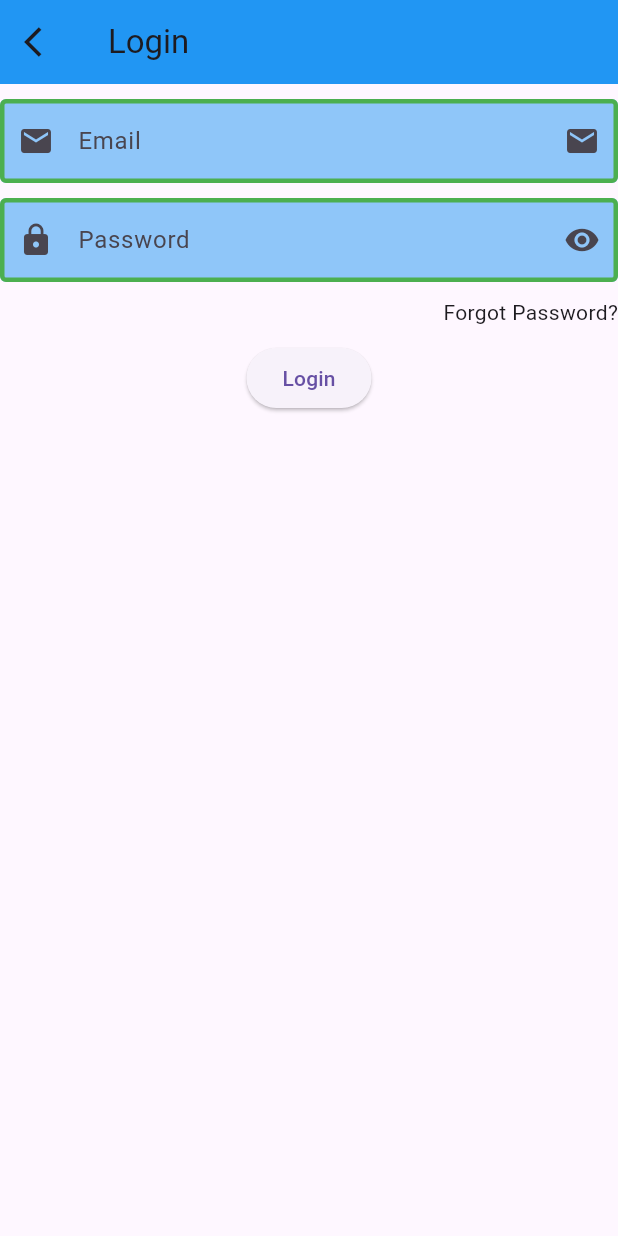
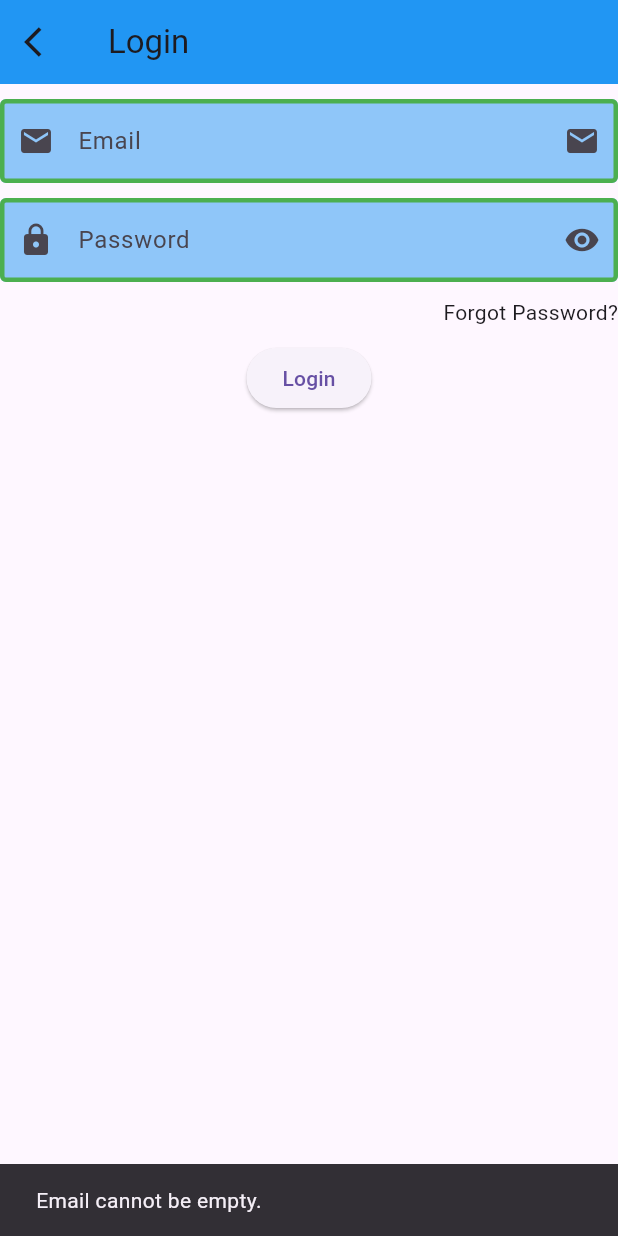
Before and after one commit to MuhammadAliKust/Ahmed-Project, a Flutter app: the screen it shows after launch, after a tap on "Login", on a phone screen of 412 x 824 dp. Run offline on Flutter 3.47's test engine with Material 3 defaults, Android fonts, the phone set to English and light mode, and no system bars; our stand-ins replace string_validator.

Commit message:
Validation Done

```diff
--- a/lib/login.dart
+++ b/lib/login.dart
@@ -1,7 +1,11 @@
 import 'package:flutter/material.dart';
+import 'package:string_validator/string_validator.dart';
 
 class LoginView extends StatelessWidget {
-  const LoginView({super.key});
+  LoginView({super.key});
+
+  TextEditingController emailController = TextEditingController();
+  TextEditingController pwdController = TextEditingController();
 
   @override
   Widget build(BuildContext context) {
@@ -17,6 +21,7 @@
             height: 10,
           ),
           TextField(
+            controller: emailController,
             decoration: InputDecoration(
               label: Text("Email"),
               hintText: 'test@gmail.com',
@@ -37,7 +42,8 @@
             height: 10,
           ),
           TextField(
-            obscureText: true,
+            controller: pwdController,
+            // obscureText: true,
             decoration: InputDecoration(
               label: Text("Password"),
               hintText: 'Password must be 6 or more characters',
@@ -63,7 +69,30 @@
           SizedBox(
             height: 10,
           ),
-          ElevatedButton(onPressed: () {}, child: Text("Login"))
+          ElevatedButton(
+              onPressed: () {
+                if (emailController.text.isEmpty) {
+                  ScaffoldMessenger.of(context).showSnackBar(
+                      SnackBar(content: Text("Email cannot be empty.")));
+                  return;
+                }
+                if (!emailController.text.isEmail) {
+                  ScaffoldMessenger.of(context).showSnackBar(
+                      SnackBar(content: Text("Email is not valid.")));
+                  return;
+                }
+                if (pwdController.text.isEmpty) {
+                  ScaffoldMessenger.of(context).showSnackBar(
+                      SnackBar(content: Text("Password cannot be empty.")));
+                  return;
+                }
+                if (pwdController.text.length < 6) {
+                  ScaffoldMessenger.of(context).showSnackBar(SnackBar(
+                      content: Text("Password must be 6 or more characters.")));
+                  return;
+                }
+              },
+              child: Text("Login"))
         ],
       ),
     );
--- a/lib/main.dart
+++ b/lib/main.dart
@@ -1,3 +1,4 @@
+
 import 'package:flutter/material.dart';
 
 import 'login.dart';
@@ -9,6 +10,8 @@
 class MyApp extends StatelessWidget {
   const MyApp({super.key});
 
+
+
   @override
   Widget build(BuildContext context) {
     return MaterialApp(
--- a/pubspec.yaml
+++ b/pubspec.yaml
@@ -35,6 +35,7 @@
   # The following adds the Cupertino Icons font to your application.
   # Use with the CupertinoIcons class for iOS style icons.
   cupertino_icons: ^1.0.8
+  string_validator: ^1.1.0
 
 dev_dependencies:
   flutter_test:
```
Also changed, not shown: pubspec.lock.
